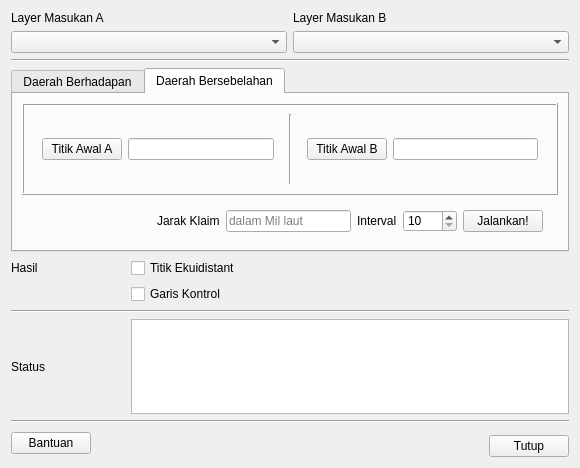
Old version of the form eq_distant_dialog_base.ui in the repository ivanbusthomi/EqDistant.
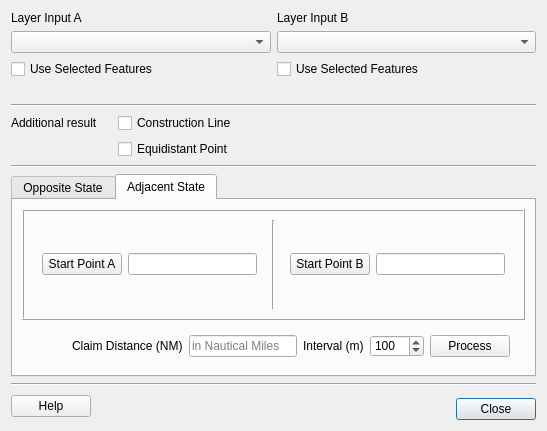
New version of the form. The open tabs and pages were chosen to show the change.

Patch:
```diff
--- a/eq_distant_dialog_base.ui
+++ b/eq_distant_dialog_base.ui
@@ -6,8 +6,8 @@
    <rect>
     <x>0</x>
     <y>0</y>
-    <width>580</width>
-    <height>468</height>
+    <width>547</width>
+    <height>431</height>
    </rect>
   </property>
   <property name="windowTitle">
@@ -19,14 +19,14 @@
      <item row="0" column="0">
       <widget class="QLabel" name="labelB_2">
        <property name="text">
-        <string>Layer Masukan A</string>
+        <string>Layer Input A</string>
        </property>
       </widget>
      </item>
      <item row="0" column="1">
       <widget class="QLabel" name="labelB">
        <property name="text">
-        <string>Layer Masukan B</string>
+        <string>Layer Input B</string>
        </property>
       </widget>
      </item>
@@ -34,11 +34,132 @@
       <widget class="QComboBox" name="inputLayerA"/>
      </item>
      <item row="1" column="1">
-      <widget class="QComboBox" name="inputLayerB"/>
+      <widget class="QComboBox" name="layerInputB"/>
+     </item>
+     <item row="2" column="0">
+      <widget class="QCheckBox" name="checkBox_pilihA">
+       <property name="text">
+        <string>Use Selected Features</string>
+       </property>
+      </widget>
+     </item>
+     <item row="2" column="1">
+      <widget class="QCheckBox" name="checkBox_pilihB">
+       <property name="text">
+        <string>Use Selected Features</string>
+       </property>
+      </widget>
+     </item>
+     <item row="3" column="1">
+      <widget class="QLabel" name="labelTitikB">
+       <property name="font">
+        <font>
+         <pointsize>8</pointsize>
+         <italic>true</italic>
+        </font>
+       </property>
+       <property name="text">
+        <string/>
+       </property>
+      </widget>
+     </item>
+     <item row="3" column="0">
+      <widget class="QLabel" name="labelTitikA">
+       <property name="font">
+        <font>
+         <pointsize>8</pointsize>
+         <italic>true</italic>
+        </font>
+       </property>
+       <property name="text">
+        <string/>
+       </property>
+      </widget>
      </item>
     </layout>
    </item>
-   <item row="5" column="0" colspan="5">
+   <item row="18" column="0" colspan="5">
+    <widget class="Line" name="line_5">
+     <property name="orientation">
+      <enum>Qt::Horizontal</enum>
+     </property>
+    </widget>
+   </item>
+   <item row="20" column="4">
+    <widget class="QPushButton" name="btnClose">
+     <property name="maximumSize">
+      <size>
+       <width>80</width>
+       <height>16777215</height>
+      </size>
+     </property>
+     <property name="text">
+      <string>Close</string>
+     </property>
+    </widget>
+   </item>
+   <item row="19" column="0" rowspan="2" colspan="2">
+    <widget class="QPushButton" name="btnHelp">
+     <property name="maximumSize">
+      <size>
+       <width>80</width>
+       <height>16777215</height>
+      </size>
+     </property>
+     <property name="text">
+      <string>Help</string>
+     </property>
+    </widget>
+   </item>
+   <item row="19" column="2" rowspan="2" colspan="2">
+    <spacer name="horizontalSpacer">
+     <property name="orientation">
+      <enum>Qt::Horizontal</enum>
+     </property>
+     <property name="sizeHint" stdset="0">
+      <size>
+       <width>49</width>
+       <height>20</height>
+      </size>
+     </property>
+    </spacer>
+   </item>
+   <item row="1" column="0" colspan="5">
+    <widget class="Line" name="line_2">
+     <property name="orientation">
+      <enum>Qt::Horizontal</enum>
+     </property>
+    </widget>
+   </item>
+   <item row="8" column="0" colspan="5">
+    <widget class="Line" name="line_4">
+     <property name="orientation">
+      <enum>Qt::Horizontal</enum>
+     </property>
+    </widget>
+   </item>
+   <item row="2" column="0">
+    <widget class="QLabel" name="label_7">
+     <property name="text">
+      <string>Additional result</string>
+     </property>
+    </widget>
+   </item>
+   <item row="2" column="1">
+    <widget class="QCheckBox" name="checkBox_cLine">
+     <property name="text">
+      <string>Construction Line</string>
+     </property>
+    </widget>
+   </item>
+   <item row="3" column="1">
+    <widget class="QCheckBox" name="checkBox_titikEq">
+     <property name="text">
+      <string>Equidistant Point</string>
+     </property>
+    </widget>
+   </item>
+   <item row="9" column="0" colspan="5">
     <widget class="QTabWidget" name="tabMenu">
      <property name="enabled">
       <bool>true</bool>
@@ -63,7 +184,7 @@
      </property>
      <widget class="QWidget" name="opposite">
       <attribute name="title">
-       <string>Daerah Berhadapan</string>
+       <string>Opposite State</string>
       </attribute>
       <layout class="QGridLayout" name="gridLayout_5">
        <item row="0" column="0" colspan="2">
@@ -283,7 +404,7 @@
      </widget>
      <widget class="QWidget" name="adjacent">
       <attribute name="title">
-       <string>Daerah Bersebelahan</string>
+       <string>Adjacent State</string>
       </attribute>
       <layout class="QGridLayout" name="gridLayout_11">
        <item row="0" column="0" colspan="2">
@@ -315,7 +436,7 @@
                   </sizepolicy>
                  </property>
                  <property name="text">
-                  <string>Titik Awal A</string>
+                  <string>Start Point A</string>
                  </property>
                 </widget>
                </item>
@@ -361,7 +482,7 @@
                   </sizepolicy>
                  </property>
                  <property name="text">
-                  <string>Titik Awal B</string>
+                  <string>Start Point B</string>
                  </property>
                 </widget>
                </item>
@@ -401,7 +522,7 @@
           <item row="0" column="1">
            <widget class="QLabel" name="labelB_3">
             <property name="text">
-             <string>Jarak Klaim</string>
+             <string>Claim Distance (NM)</string>
             </property>
            </widget>
           </item>
@@ -413,8 +534,11 @@
               <verstretch>0</verstretch>
              </sizepolicy>
             </property>
+            <property name="text">
+             <string/>
+            </property>
             <property name="placeholderText">
-             <string>dalam Mil laut</string>
+             <string>in Nautical Miles</string>
             </property>
            </widget>
           </item>
@@ -423,20 +547,23 @@
             <item>
              <widget class="QLabel" name="label_4">
               <property name="text">
-               <string>Interval</string>
+               <string>Interval (m)</string>
               </property>
              </widget>
             </item>
             <item>
              <widget class="QSpinBox" name="adj_intv">
               <property name="minimum">
-               <number>10</number>
+               <number>1</number>
               </property>
               <property name="maximum">
                <number>1000</number>
               </property>
               <property name="singleStep">
-               <number>5</number>
+               <number>1</number>
+              </property>
+              <property name="value">
+               <number>100</number>
               </property>
              </widget>
             </item>
@@ -458,7 +585,7 @@
           <item row="0" column="4">
            <widget class="QPushButton" name="adj_btnRun">
             <property name="text">
-             <string>Jalankan!</string>
+             <string>Process</string>
             </property>
            </widget>
           </item>
@@ -469,104 +596,6 @@
      </widget>
     </widget>
    </item>
-   <item row="14" column="0">
-    <widget class="QLabel" name="labStatus">
-     <property name="text">
-      <string>Status</string>
-     </property>
-    </widget>
-   </item>
-   <item row="14" column="1" colspan="4">
-    <widget class="QTextBrowser" name="textBrowser">
-     <property name="maximumSize">
-      <size>
-       <width>16777215</width>
-       <height>100</height>
-      </size>
-     </property>
-    </widget>
-   </item>
-   <item row="15" column="0" colspan="5">
-    <widget class="Line" name="line_5">
-     <property name="orientation">
-      <enum>Qt::Horizontal</enum>
-     </property>
-    </widget>
-   </item>
-   <item row="17" column="4">
-    <widget class="QPushButton" name="btnClose">
-     <property name="maximumSize">
-      <size>
-       <width>80</width>
-       <height>16777215</height>
-      </size>
-     </property>
-     <property name="text">
-      <string>Tutup</string>
-     </property>
-    </widget>
-   </item>
-   <item row="16" column="0" rowspan="2" colspan="2">
-    <widget class="QPushButton" name="btnHelp">
-     <property name="maximumSize">
-      <size>
-       <width>80</width>
-       <height>16777215</height>
-      </size>
-     </property>
-     <property name="text">
-      <string>Bantuan</string>
-     </property>
-    </widget>
-   </item>
-   <item row="16" column="2" rowspan="2" colspan="2">
-    <spacer name="horizontalSpacer">
-     <property name="orientation">
-      <enum>Qt::Horizontal</enum>
-     </property>
-     <property name="sizeHint" stdset="0">
-      <size>
-       <width>49</width>
-       <height>20</height>
-      </size>
-     </property>
-    </spacer>
-   </item>
-   <item row="1" column="0" colspan="5">
-    <widget class="Line" name="line_2">
-     <property name="orientation">
-      <enum>Qt::Horizontal</enum>
-     </property>
-    </widget>
-   </item>
-   <item row="6" column="0">
-    <widget class="QLabel" name="label_7">
-     <property name="text">
-      <string>Hasil</string>
-     </property>
-    </widget>
-   </item>
-   <item row="6" column="1">
-    <widget class="QCheckBox" name="checkBox_eLine">
-     <property name="text">
-      <string>Titik Ekuidistant</string>
-     </property>
-    </widget>
-   </item>
-   <item row="7" column="1">
-    <widget class="QCheckBox" name="checkBox_cLine">
-     <property name="text">
-      <string>Garis Kontrol</string>
-     </property>
-    </widget>
-   </item>
-   <item row="8" column="0" colspan="5">
-    <widget class="Line" name="line_4">
-     <property name="orientation">
-      <enum>Qt::Horizontal</enum>
-     </property>
-    </widget>
-   </item>
   </layout>
  </widget>
  <resources/>
```
Left out of the diff: 51 changed lines with no effect on the pictures.
